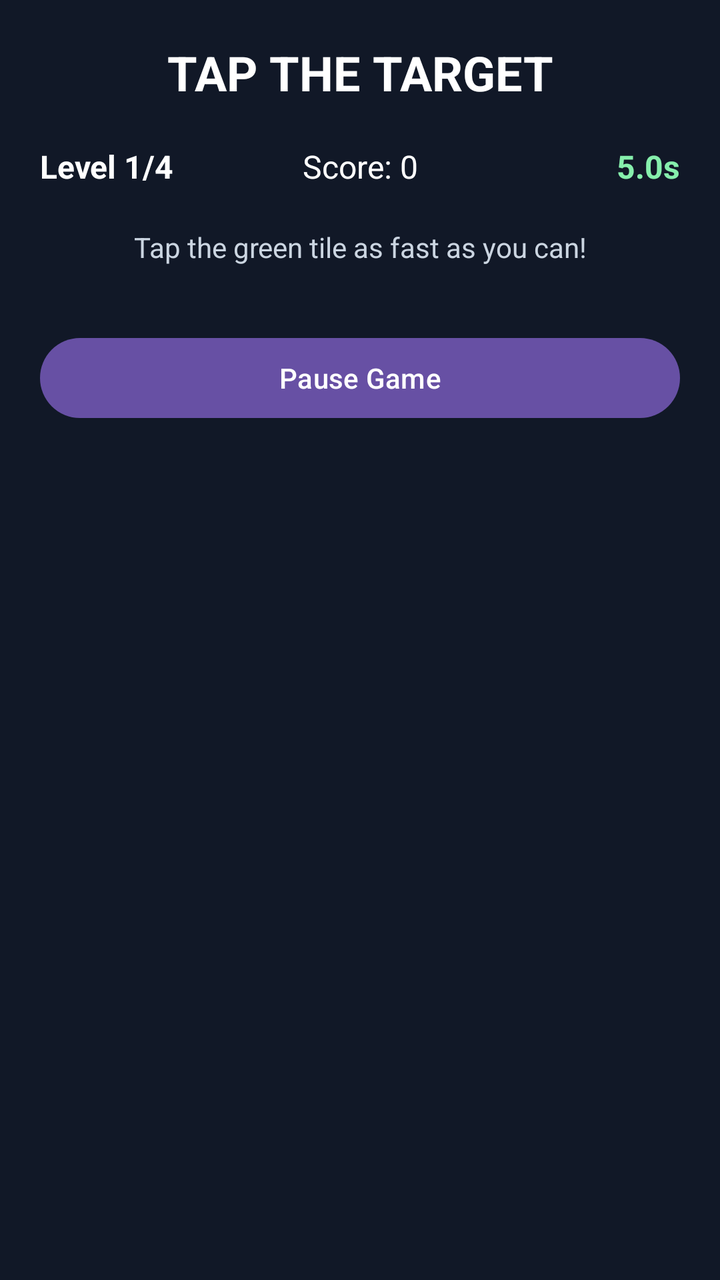
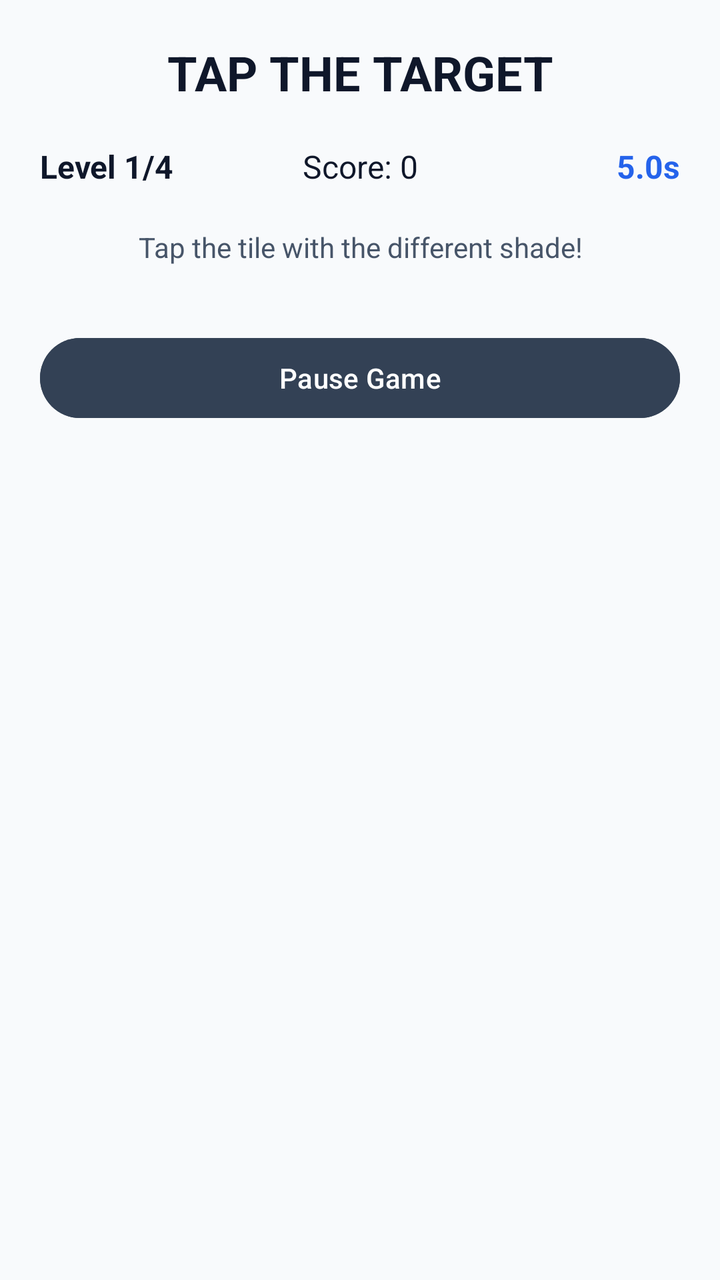

The first picture is an Android layout as it rendered before a commit; the second is the same layout after the commit. The layout source and the unified diff follow.
<!-- AndroidManifest.xml: application theme Theme.P1Kang_Kah_Yi2302786 -->
<!-- res/layout/activity_main.xml -->
<?xml version="1.0" encoding="utf-8"?>
<LinearLayout xmlns:android="http://schemas.android.com/apk/res/android"
    android:layout_width="match_parent"
    android:layout_height="match_parent"
    android:orientation="vertical"
    android:gravity="center_horizontal"
    android:padding="20dp"
    android:background="#111827">

    <TextView
        android:layout_width="match_parent"
        android:layout_height="wrap_content"
        android:gravity="center"
        android:text="TAP THE TARGET"
        android:textColor="#FFFFFF"
        android:textStyle="bold"
        android:textSize="24sp"
        android:layout_marginBottom="20dp" />

    <LinearLayout
        android:layout_width="match_parent"
        android:layout_height="wrap_content"
        android:orientation="horizontal"
        android:gravity="center_vertical">

        <TextView
            android:id="@+id/levelText"
            android:layout_width="0dp"
            android:layout_height="wrap_content"
            android:layout_weight="1"
            android:text="Level 1/4"
            android:textStyle="bold"
            android:textSize="16sp"
            android:textColor="#FFFFFF" />

        <TextView
            android:id="@+id/scoreText"
            android:layout_width="0dp"
            android:layout_height="wrap_content"
            android:layout_weight="1"
            android:gravity="center"
            android:text="Score: 0"
            android:textSize="16sp"
            android:textColor="#FFFFFF" />

        <TextView
            android:id="@+id/timerText"
            android:layout_width="0dp"
            android:layout_height="wrap_content"
            android:layout_weight="1"
            android:gravity="end"
            android:text="5.0s"
            android:textStyle="bold"
            android:textSize="16sp"
            android:textColor="#86EFAC" />
    </LinearLayout>

    <TextView
        android:layout_width="match_parent"
        android:layout_height="wrap_content"
        android:gravity="center"
        android:layout_marginTop="20dp"
        android:layout_marginBottom="12dp"
        android:text="Tap the green tile as fast as you can!"
        android:textColor="#CBD5E1"
        android:textSize="14sp" />

    <GridLayout
        android:id="@+id/gameGrid"
        android:layout_width="match_parent"
        android:layout_height="wrap_content"
        android:alignmentMode="alignMargins"
        android:useDefaultMargins="false" />

    <Button
        android:id="@+id/pauseButton"
        android:layout_width="match_parent"
        android:layout_height="wrap_content"
        android:layout_marginTop="20dp"
        android:text="Pause Game" />

</LinearLayout>
<!-- resources referenced by this layout -->
<resources>
  <style name="Theme.P1Kang_Kah_Yi2302786" parent="Base.Theme.P1Kang_Kah_Yi2302786" />
  <style name="Base.Theme.P1Kang_Kah_Yi2302786" parent="Theme.Material3.DayNight.NoActionBar">
          
          
      </style>
</resources>

<!-- the commit's change to res/layout/activity_main.xml (unified diff, before → after) -->
@@ -5,14 +5,14 @@
     android:orientation="vertical"
     android:gravity="center_horizontal"
     android:padding="20dp"
-    android:background="#111827">
+    android:background="#F8FAFC">
 
     <TextView
         android:layout_width="match_parent"
         android:layout_height="wrap_content"
         android:gravity="center"
         android:text="TAP THE TARGET"
-        android:textColor="#FFFFFF"
+        android:textColor="#0F172A"
         android:textStyle="bold"
         android:textSize="24sp"
         android:layout_marginBottom="20dp" />
@@ -31,7 +31,7 @@
             android:text="Level 1/4"
             android:textStyle="bold"
             android:textSize="16sp"
-            android:textColor="#FFFFFF" />
+            android:textColor="#0F172A" />
 
         <TextView
             android:id="@+id/scoreText"
@@ -41,7 +41,7 @@
             android:gravity="center"
             android:text="Score: 0"
             android:textSize="16sp"
-            android:textColor="#FFFFFF" />
+            android:textColor="#0F172A" />
 
         <TextView
             android:id="@+id/timerText"
@@ -52,7 +52,7 @@
             android:text="5.0s"
             android:textStyle="bold"
             android:textSize="16sp"
-            android:textColor="#86EFAC" />
+            android:textColor="#2563EB" />
     </LinearLayout>
 
     <TextView
@@ -61,8 +61,8 @@
         android:gravity="center"
         android:layout_marginTop="20dp"
         android:layout_marginBottom="12dp"
-        android:text="Tap the green tile as fast as you can!"
-        android:textColor="#CBD5E1"
+        android:text="Tap the tile with the different shade!"
+        android:textColor="#475569"
         android:textSize="14sp" />
 
     <GridLayout
@@ -77,6 +77,9 @@
         android:layout_width="match_parent"
         android:layout_height="wrap_content"
         android:layout_marginTop="20dp"
-        android:text="Pause Game" />
+        android:text="Pause Game"
+        android:textAllCaps="false"
+        android:textColor="#FFFFFF"
+        android:backgroundTint="#334155" />
 
 </LinearLayout>
